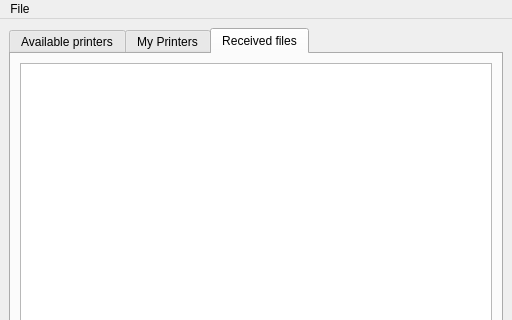
Old version of the form design/main.ui in the repository DevTeamSCH/printer-client; both pictures show x 0 to 512 and y 0 to 320 of the 512 by 463 pixel window.
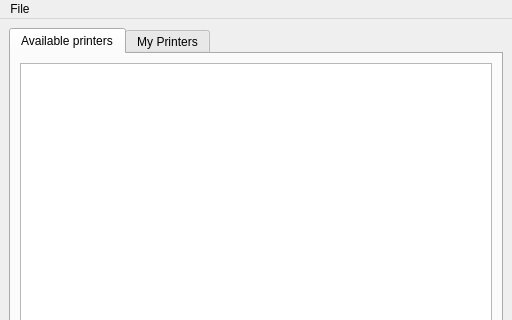
New version of the form. The open tabs and pages were chosen to show the change.

Commit message: Szoveg egysegesitese, aktiv nyomtatok lista widget

Diff of the .ui file:
```diff
--- a/design/main.ui
+++ b/design/main.ui
@@ -40,16 +40,6 @@
         </item>
        </layout>
       </widget>
-      <widget class="QWidget" name="tab_3">
-       <attribute name="title">
-        <string>Received files</string>
-       </attribute>
-       <layout class="QGridLayout" name="gridLayout_3">
-        <item row="0" column="0">
-         <widget class="QListWidget" name="received_files_list"/>
-        </item>
-       </layout>
-      </widget>
      </widget>
     </item>
    </layout>
```
The commit also changes 6 other files.
